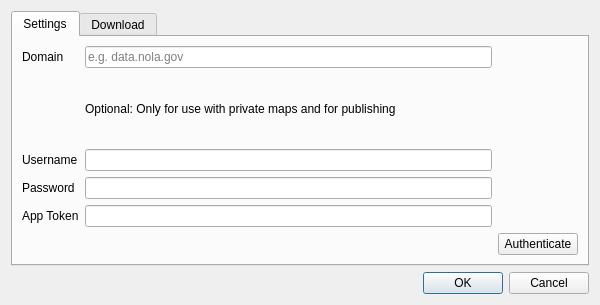
Qt form Socrata_dialog_base.ui (jaggiwired/Socrata) before a commit.
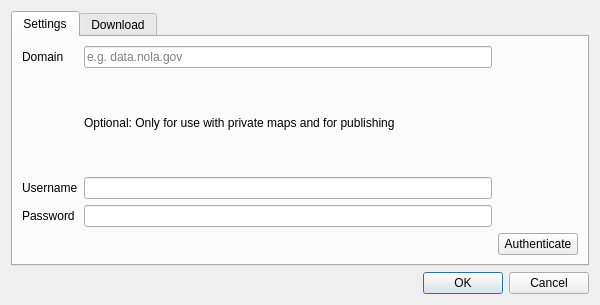
The same form after that commit. The open tabs and pages were chosen to show the change.

Commit message: increase api search; remove app token requirement; make layer label {name} - {id} format

```diff
--- a/Socrata_dialog_base.ui
+++ b/Socrata_dialog_base.ui
@@ -37,9 +37,6 @@
          </property>
         </widget>
        </item>
-       <item row="4" column="1">
-        <widget class="QLineEdit" name="app_token"/>
-       </item>
        <item row="3" column="0">
         <widget class="QLabel" name="label_3">
          <property name="sizePolicy">
@@ -53,19 +50,6 @@
          </property>
         </widget>
        </item>
-       <item row="4" column="0">
-        <widget class="QLabel" name="label_5">
-         <property name="sizePolicy">
-          <sizepolicy hsizetype="Minimum" vsizetype="Minimum">
-           <horstretch>0</horstretch>
-           <verstretch>0</verstretch>
-          </sizepolicy>
-         </property>
-         <property name="text">
-          <string>App Token</string>
-         </property>
-        </widget>
-       </item>
        <item row="2" column="1">
         <widget class="QLineEdit" name="username"/>
        </item>
```
The commit also changes 1 other file.
